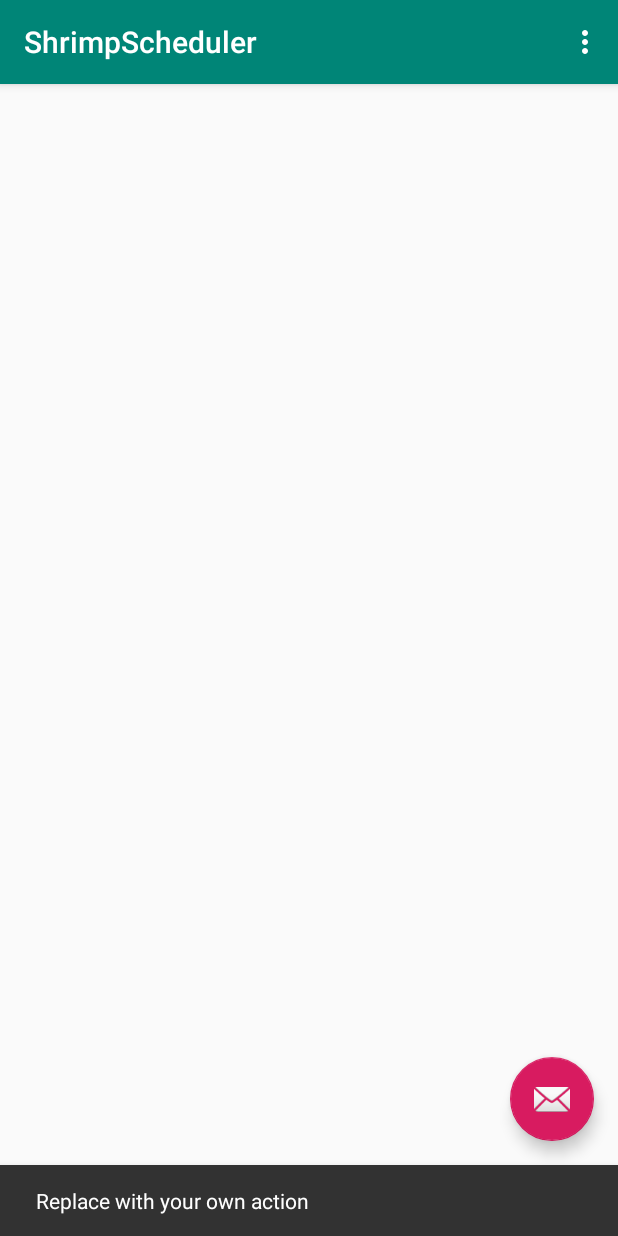
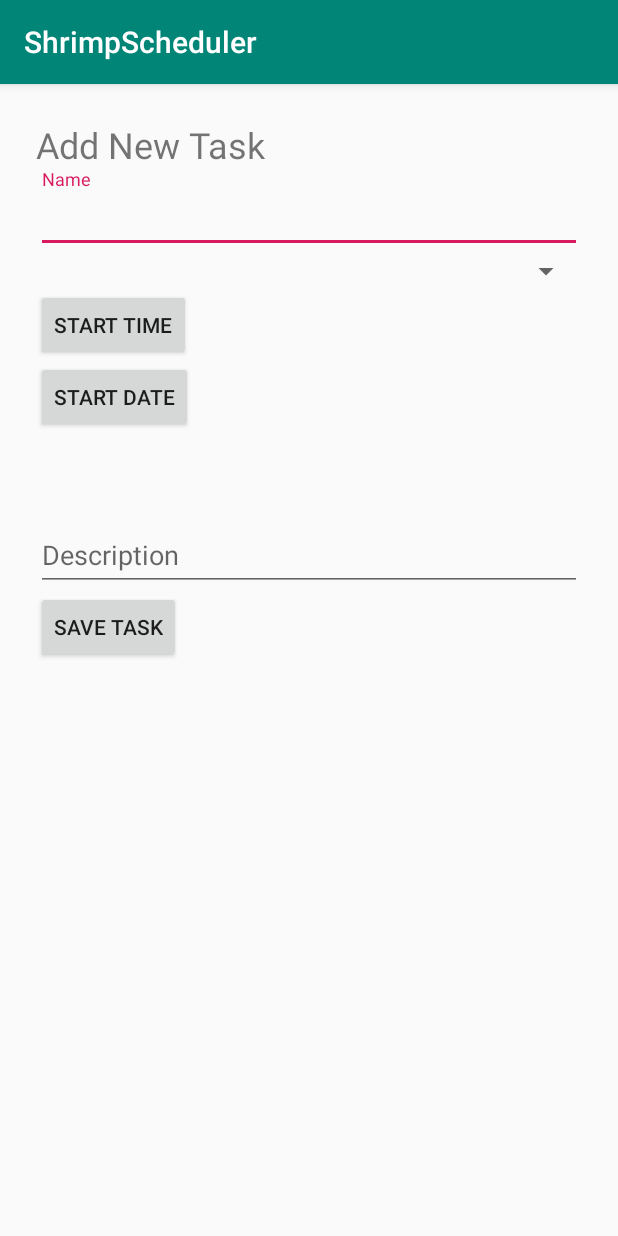
Before and after one commit to SeanWolfgang/ShrimpScheduler, an Android app: the screen it shows after launch (MainActivity before the commit, CreateTask after it), after a tap on an icon or button, on a phone screen of 412 x 824 dp. Run offline under Robolectric (Android 15) with nearby library versions, the phone set to English and light mode, and no system bars; our stand-ins replace Room's generated code.

Commit message:
Implemented ShrimpTask class and Room database.

```diff
--- a/app/src/main/AndroidManifest.xml
+++ b/app/src/main/AndroidManifest.xml
@@ -19,6 +19,8 @@
                 <category android:name="android.intent.category.LAUNCHER" />
             </intent-filter>
         </activity>
+        <activity android:name=".CreateTask"/>
     </application>
 
+
 </manifest>
--- /dev/null
+++ b/app/src/main/java/com/example/shrimpscheduler/CreateTask.java
@@ -0,0 +1,43 @@
+package com.example.shrimpscheduler;
+
+import android.content.Intent;
+import android.os.Bundle;
+import android.text.TextUtils;
+import android.widget.Button;
+import android.widget.EditText;
+
+import androidx.appcompat.app.AppCompatActivity;
+
+public class CreateTask extends AppCompatActivity {
+    public static final String EXTRA_REPLY1 = "REPLY1";
+    public static final String EXTRA_REPLY2 = "REPLY2";
+
+    private EditText nameEditText;
+    private EditText descriptionEditText;
+
+    @Override
+    public void onCreate(Bundle savedInstanceState) {
+        super.onCreate(savedInstanceState);
+        setContentView(R.layout.create_task);
+
+        nameEditText = findViewById(R.id.task_name);
+        descriptionEditText = findViewById(R.id.description);
+
+        final Button saveButton = findViewById(R.id.save_user_button);
+        saveButton.setOnClickListener(view -> {
+            Intent replyIntent = new Intent();
+            if (TextUtils.isEmpty(nameEditText.getText())) {
+                setResult(RESULT_CANCELED, replyIntent);
+            } else if (TextUtils.isEmpty(descriptionEditText.getText())) {
+                setResult(RESULT_CANCELED, replyIntent);
+            } else {
+                String name = nameEditText.getText().toString();
+                String description = descriptionEditText.getText().toString();
+                replyIntent.putExtra(EXTRA_REPLY1, name);
+                replyIntent.putExtra(EXTRA_REPLY2, description);
+                setResult(RESULT_OK, replyIntent);
+            }
+            finish();
+        });
+    }
+}
--- a/app/src/main/java/com/example/shrimpscheduler/MainActivity.java
+++ b/app/src/main/java/com/example/shrimpscheduler/MainActivity.java
@@ -1,18 +1,32 @@
 package com.example.shrimpscheduler;
 
+import android.content.Intent;
+import android.os.Build;
 import android.os.Bundle;
 
 import com.google.android.material.floatingactionbutton.FloatingActionButton;
 import com.google.android.material.snackbar.Snackbar;
 
+import androidx.annotation.RequiresApi;
 import androidx.appcompat.app.AppCompatActivity;
 import androidx.appcompat.widget.Toolbar;
+import androidx.lifecycle.ViewModelProvider;
+import androidx.recyclerview.widget.LinearLayoutManager;
+import androidx.recyclerview.widget.RecyclerView;
 
 import android.view.View;
 import android.view.Menu;
 import android.view.MenuItem;
+import android.widget.Toast;
+
+import java.time.Clock;
+import java.time.OffsetDateTime;
 
 public class MainActivity extends AppCompatActivity {
+
+    FloatingActionButton fab;
+    private ShrimpTaskViewModel shrimpTaskViewModel;
+    public static final int NEW_WORD_ACTIVITY_REQUEST_CODE = 1;
 
     @Override
     protected void onCreate(Bundle savedInstanceState) {
@@ -21,13 +35,24 @@ public class MainActivity extends AppCompatActivity {
         Toolbar toolbar = findViewById(R.id.toolbar);
         setSupportActionBar(toolbar);
 
-        FloatingActionButton fab = findViewById(R.id.fab);
-        fab.setOnClickListener(new View.OnClickListener() {
-            @Override
-            public void onClick(View view) {
-                Snackbar.make(view, "Replace with your own action", Snackbar.LENGTH_LONG)
-                        .setAction("Action", null).show();
-            }
+        RecyclerView recyclerView = findViewById(R.id.recycler_view);
+        final ShrimpTaskAdapter adapter = new ShrimpTaskAdapter(new ShrimpTaskAdapter.ShrimpTaskDiff());
+        recyclerView.setAdapter(adapter);
+        recyclerView.setLayoutManager(new LinearLayoutManager(this));
+
+        shrimpTaskViewModel = new ViewModelProvider(this).get(ShrimpTaskViewModel.class);
+
+        shrimpTaskViewModel.getAllShrimpTasks().observe(this, shrimpTasks -> {
+            // Update the cached copy of the words in the adapter.
+            adapter.submitList(shrimpTasks);
+        });
+
+        fab = findViewById(R.id.fab);
+
+        fab.setOnClickListener( view -> {
+            Intent intent = new Intent(MainActivity.this, CreateTask.class);
+            startActivityForResult(intent, NEW_WORD_ACTIVITY_REQUEST_CODE);
+
         });
     }
 
@@ -52,4 +77,19 @@ public class MainActivity extends AppCompatActivity {
 
         return super.onOptionsItemSelected(item);
     }
+
+    @RequiresApi(api = Build.VERSION_CODES.O)
+    public void onActivityResult(int requestCode, int resultCode, Intent data) {
+        super.onActivityResult(requestCode, resultCode, data);
+
+        if (requestCode == NEW_WORD_ACTIVITY_REQUEST_CODE && resultCode == RESULT_OK) {
+            ShrimpTask shrimpTask = new ShrimpTask(data.getStringExtra(CreateTask.EXTRA_REPLY1), "parent", OffsetDateTime.now(Clock.systemDefaultZone()), data.getStringExtra(CreateTask.EXTRA_REPLY2));
+            shrimpTaskViewModel.insert(shrimpTask);
+        } else {
+            Toast.makeText(
+                    getApplicationContext(),
+                    R.string.empty_not_saved,
+                    Toast.LENGTH_LONG).show();
+        }
+    }
 }
--- /dev/null
+++ b/app/src/main/java/com/example/shrimpscheduler/ShrimpTaskAdapter.java
@@ -0,0 +1,44 @@
+package com.example.shrimpscheduler;
+
+import android.os.Build;
+import android.view.ViewGroup;
+
+import androidx.annotation.NonNull;
+import androidx.annotation.RequiresApi;
+import androidx.recyclerview.widget.DiffUtil;
+import androidx.recyclerview.widget.ListAdapter;
+import androidx.recyclerview.widget.RecyclerView;
+
+import java.util.List;
+
+public class ShrimpTaskAdapter extends ListAdapter<ShrimpTask, ShrimpTaskViewHolder> {
+
+    public ShrimpTaskAdapter(@NonNull DiffUtil.ItemCallback<ShrimpTask> diffCallback) {
+        super(diffCallback);
+    }
+
+    @Override
+    public ShrimpTaskViewHolder onCreateViewHolder(ViewGroup parent, int viewType) {
+        return ShrimpTaskViewHolder.create(parent);
+    }
+
+    @RequiresApi(api = Build.VERSION_CODES.O)
+    @Override
+    public void onBindViewHolder(ShrimpTaskViewHolder holder, int position) {
+        ShrimpTask current = getItem(position);
+        holder.bind(current.getName(), current.getExecuteTime(), current.getDescription());
+    }
+
+    static class ShrimpTaskDiff extends DiffUtil.ItemCallback<ShrimpTask> {
+
+        @Override
+        public boolean areItemsTheSame(@NonNull ShrimpTask oldItem, @NonNull ShrimpTask newItem) {
+            return oldItem == newItem;
+        }
+
+        @Override
+        public boolean areContentsTheSame(@NonNull ShrimpTask oldItem, @NonNull ShrimpTask newItem) {
+            return oldItem.getId() == newItem.getId();
+        }
+    }
+}
--- /dev/null
+++ b/app/src/main/java/com/example/shrimpscheduler/ShrimpTaskDao.java
@@ -0,0 +1,18 @@
+package com.example.shrimpscheduler;
+
+import androidx.lifecycle.LiveData;
+import androidx.room.Dao;
+import androidx.room.Insert;
+import androidx.room.OnConflictStrategy;
+import androidx.room.Query;
+
+import java.util.List;
+
+@Dao
+public interface ShrimpTaskDao {
+    @Query("SELECT * FROM shrimptask")
+    LiveData<List<ShrimpTask>> getAllShrimpTasks();
+
+    @Insert(onConflict = OnConflictStrategy.IGNORE)
+    void insert(ShrimpTask shrimpTasks);
+}
--- /dev/null
+++ b/app/src/main/java/com/example/shrimpscheduler/ShrimpTaskDatabase.java
@@ -0,0 +1,36 @@
+package com.example.shrimpscheduler;
+
+import android.content.Context;
+
+import androidx.room.Database;
+import androidx.room.Room;
+import androidx.room.RoomDatabase;
+import androidx.room.TypeConverter;
+import androidx.room.TypeConverters;
+
+import java.util.concurrent.ExecutorService;
+import java.util.concurrent.Executors;
+
+@Database(entities = {ShrimpTask.class}, version = 1, exportSchema = false)
+@TypeConverters({OffsetDateTimeTypeCoverters.class})
+public abstract class ShrimpTaskDatabase extends RoomDatabase {
+    public abstract ShrimpTaskDao shrimpTaskDao();
+
+    private static volatile ShrimpTaskDatabase INSTANCE;
+    private static final int NUMBER_OF_THREADS = 4;
+    static final ExecutorService databaseWriteExecutor =
+            Executors.newFixedThreadPool(NUMBER_OF_THREADS);
+
+    static ShrimpTaskDatabase getDatabase(final Context context) {
+        if (INSTANCE == null) {
+            synchronized (ShrimpTaskDatabase.class) {
+                if (INSTANCE == null) {
+                    INSTANCE = Room.databaseBuilder(context.getApplicationContext(),
+                            ShrimpTaskDatabase.class, "word_database")
+                            .build();
+                }
+            }
+        }
+        return INSTANCE;
+    }
+}
--- /dev/null
+++ b/app/src/main/java/com/example/shrimpscheduler/ShrimpTaskRepository.java
@@ -0,0 +1,37 @@
+package com.example.shrimpscheduler;
+
+import android.app.Application;
+
+import androidx.lifecycle.LiveData;
+
+import java.util.List;
+
+public class ShrimpTaskRepository {
+
+    private ShrimpTaskDao shrimpTaskDao;
+    private LiveData<List<ShrimpTask>> allShrimpTasks;
+
+    // Note that in order to unit test the ShrimpTaskRepository, you have to remove the Application
+    // dependency. This adds complexity and much more code, and this sample is not about testing.
+    // See the BasicSample in the android-architecture-components repository at
+    // https://github.com/googlesamples
+    ShrimpTaskRepository(Application application) {
+        ShrimpTaskDatabase db = ShrimpTaskDatabase.getDatabase(application);
+        shrimpTaskDao = db.shrimpTaskDao();
+        allShrimpTasks = shrimpTaskDao.getAllShrimpTasks();
+    }
+
+    // Room executes all queries on a separate thread.
+    // Observed LiveData will notify the observer when the data has changed.
+    LiveData<List<ShrimpTask>> getAllShrimpTasks() {
+        return allShrimpTasks;
+    }
+
+    // You must call this on a non-UI thread or your app will throw an exception. Room ensures
+    // that you're not doing any long running operations on the main thread, blocking the UI.
+    void insert(ShrimpTask shrimpTask) {
+        ShrimpTaskDatabase.databaseWriteExecutor.execute(() -> {
+            shrimpTaskDao.insert(shrimpTask);
+        });
+    }
+}
--- /dev/null
+++ b/app/src/main/java/com/example/shrimpscheduler/ShrimpTaskViewModel.java
@@ -0,0 +1,25 @@
+package com.example.shrimpscheduler;
+
+import android.app.Application;
+
+import androidx.lifecycle.AndroidViewModel;
+import androidx.lifecycle.LiveData;
+
+import java.util.List;
+
+public class ShrimpTaskViewModel extends AndroidViewModel {
+
+    private ShrimpTaskRepository shrimpRepository;
+
+    private final LiveData<List<ShrimpTask>> allShrimpTasks;
+
+    public ShrimpTaskViewModel (Application application) {
+        super(application);
+        shrimpRepository = new ShrimpTaskRepository(application);
+        allShrimpTasks = shrimpRepository.getAllShrimpTasks();
+    }
+
+    LiveData<List<ShrimpTask>> getAllShrimpTasks() { return allShrimpTasks; }
+
+    public void insert(ShrimpTask shrimpTask) { shrimpRepository.insert(shrimpTask); }
+}
--- /dev/null
+++ b/app/src/main/res/layout/create_task.xml
@@ -0,0 +1,73 @@
+<?xml version="1.0" encoding="utf-8"?>
+<LinearLayout xmlns:android="http://schemas.android.com/apk/res/android"
+    android:orientation="vertical"
+    android:layout_width="match_parent"
+    android:layout_height="wrap_content"
+    android:padding="24dp">
+
+    <TextView
+        android:layout_width="match_parent"
+        android:layout_height="wrap_content"
+        android:text="@string/text_add_task"
+        android:textSize="24sp"/>
+
+    <com.google.android.material.textfield.TextInputLayout
+        android:layout_width="match_parent"
+        android:layout_height="wrap_content">
+        <com.google.android.material.textfield.TextInputEditText
+            android:id="@+id/task_name"
+            android:hint="@string/task_name_hint"
+            android:layout_width="match_parent"
+            android:layout_height="wrap_content">
+        </com.google.android.material.textfield.TextInputEditText>
+    </com.google.android.material.textfield.TextInputLayout>
+
+    <Spinner
+        android:id="@+id/parent_name"
+        android:layout_width="match_parent"
+        android:layout_height="wrap_content" />
+
+    <Button
+        android:id="@+id/pick_time_button"
+        android:layout_width="wrap_content"
+        android:layout_height="wrap_content"
+        android:text="@string/pick_time"
+        android:onClick="showTimePickerDialog" />
+
+    <Button
+        android:id="@+id/pick_date_button"
+        android:layout_width="wrap_content"
+        android:layout_height="wrap_content"
+        android:text="@string/pick_date"
+        android:onClick="showDatePickerDialog" />
+
+    <TextView
+        android:id="@+id/startTime"
+        android:layout_width="match_parent"
+        android:layout_height="wrap_content"
+        android:textSize="18sp"/>
+
+    <TextView
+        android:id="@+id/startDate"
+        android:layout_width="match_parent"
+        android:layout_height="wrap_content"
+        android:textSize="18sp"/>
+
+    <com.google.android.material.textfield.TextInputLayout
+        android:layout_width="match_parent"
+        android:layout_height="wrap_content">
+        <com.google.android.material.textfield.TextInputEditText
+            android:id="@+id/description"
+            android:hint="@string/description_hint"
+            android:layout_width="match_parent"
+            android:layout_height="wrap_content">
+        </com.google.android.material.textfield.TextInputEditText>
+    </com.google.android.material.textfield.TextInputLayout>
+
+    <Button
+        android:id="@+id/save_user_button"
+        android:layout_width="wrap_content"
+        android:layout_height="wrap_content"
+        android:text="@string/save_task_string">
+    </Button>
+</LinearLayout>
--- a/app/src/main/res/values/dimens.xml
+++ b/app/src/main/res/values/dimens.xml
@@ -1,3 +1,7 @@
 <resources>
     <dimen name="fab_margin">16dp</dimen>
+    <dimen name="small_padding">8dp</dimen>
+    <dimen name="big_padding">16dp</dimen>
+    <dimen name="small_text">16sp</dimen>
+    <dimen name="big_text">24sp</dimen>
 </resources>
--- a/app/src/main/res/values/strings.xml
+++ b/app/src/main/res/values/strings.xml
@@ -1,4 +1,16 @@
 <resources>
     <string name="app_name">ShrimpScheduler</string>
     <string name="action_settings">Settings</string>
+    <string name="done_button_text">DONE</string>
+    <string name="text_add_task">Add New Task</string>
+    <string name="task_name_hint">Name</string>
+    <string name="parent_name_hint">Parent Name</string>
+    <string name="pick_time">Start Time</string>
+    <string name="pick_date">Start Date</string>
+    <string name="description_hint">Description</string>
+    <string name="save_task_string">Save Task</string>
+    <string name="empty_not_saved">Didn\'t save</string>
+    <string name="delete_button">DELETE ALL TASKS</string>
+
+
 </resources>
```
Also changed, not shown: app/build.gradle (+8 -0 lines), app/src/main/java/com/example/shrimpscheduler/OffsetDateTimeTypeCoverters.java (added, +34 -0 lines), app/src/main/java/com/example/shrimpscheduler/ShrimpTask.java (added, +83 -0 lines), app/src/main/java/com/example/shrimpscheduler/ShrimpTaskViewHolder.java (added, +41 -0 lines), app/src/main/res/layout/all_tasks_recycler.xml (added, +27 -0 lines), 1 other file.
